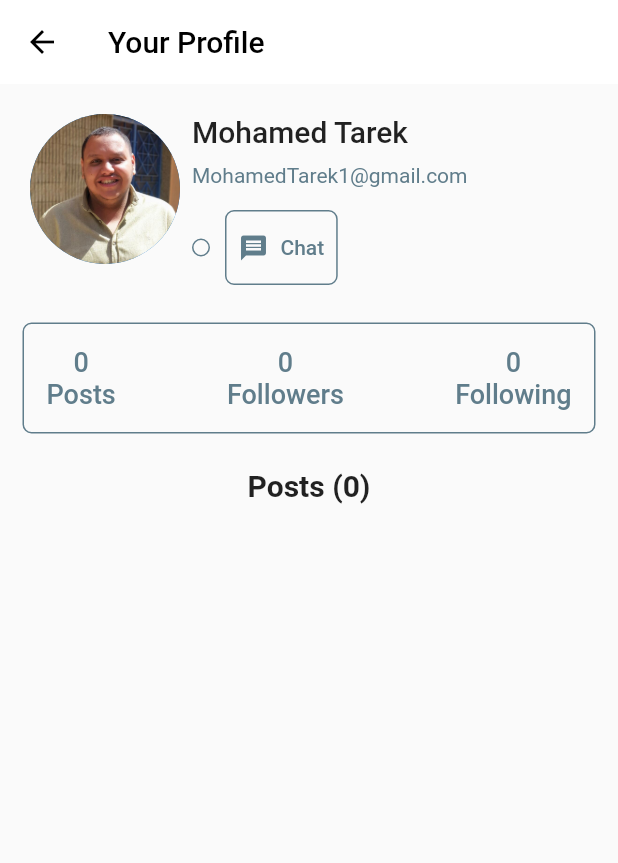
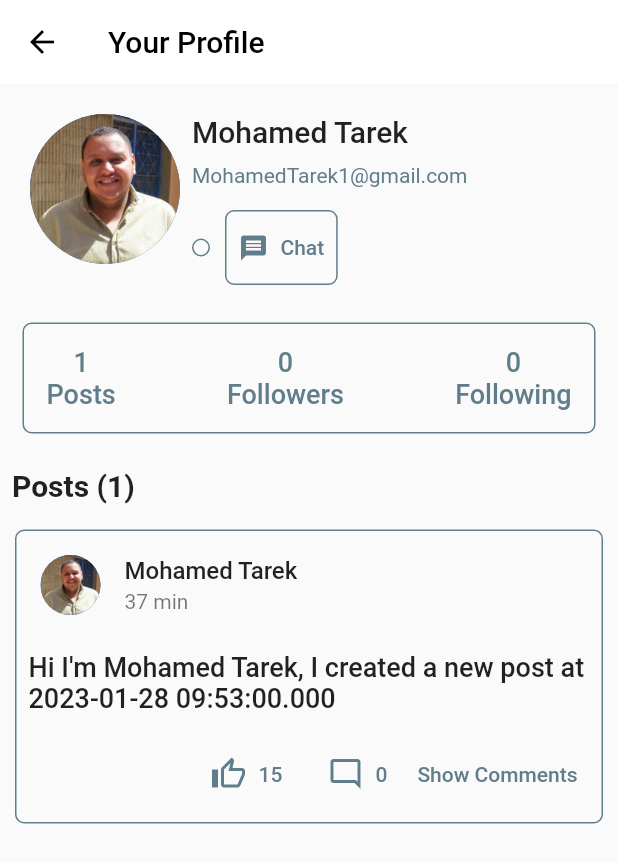
Before and after one commit to ziadHesham1/instagram-clone-flutter-mobile-application, a Flutter app: the ProfileScreen screen opened by its route, on a phone screen of 412 x 824 dp. Shown: the top 863 px of the screen. Run offline on Flutter 3.47's test engine with Material 2 defaults, Android fonts, the light colour scheme and no system bars.

Commit message:
bug fixes

```diff
--- a/lib/core/providers/posts_provider.dart
+++ b/lib/core/providers/posts_provider.dart
@@ -1,5 +1,6 @@
 import 'package:flutter/material.dart';
-import 'package:InstaClone/core/providers/comment_provider.dart';
+
+import 'comment_provider.dart';
 
 class PostModel {
   final String id;
@@ -27,43 +28,45 @@
     print('PostsProvider constructor called');
   }
 
-  final List<PostModel> _posts = [];
-  /*  final List<PostModel> _posts = [
+  // final List<PostModel> _posts = [];
+  final List<PostModel> _posts = [
     PostModel(
       id: 'Postid1',
       userId: 'AhmedId1',
-      postPublishTime: DateTime.now(),
+      postPublishTime: DateTime.now().subtract(const Duration(minutes: 50)),
       postContent:
-          'I found something to share with you .. please let me  know if it bad ',
+          'Hi I\'m Ahmed Elsayed, I created a new post at  ${DateTime.now().subtract(const Duration(minutes: 50))}',
       comments: [],
       likesNumber: 15,
     ),
     PostModel(
       id: 'Postid2',
       userId: 'TarekId2',
-      postPublishTime: DateTime.now(),
-      postContent: 'postContent',
+      postPublishTime: DateTime.now().subtract(const Duration(minutes: 37)),
+      postContent:
+          'Hi I\'m Mohamed Tarek, I created a new post at  ${DateTime.now().subtract(const Duration(minutes: 37))}',
       comments: [],
       likesNumber: 15,
     ),
     PostModel(
       id: 'Postid3',
       userId: 'MostafaId2',
-      postPublishTime: DateTime.now(),
-      postContent: 'postContent',
+      postPublishTime: DateTime.now().subtract(const Duration(minutes: 15)),
+      postContent:
+          'Hi I\'m Mostafa Ramadan, I created a new post at  ${DateTime.now().subtract(const Duration(minutes: 15))}',
       comments: [],
       likesNumber: 15,
     ),
     PostModel(
       id: 'Postid5',
       userId: 'ZiadId1',
-      postPublishTime: DateTime.now(),
-      postContent: 'postContent',
+      postPublishTime: DateTime.now().subtract(const Duration(minutes: 10)),
+      postContent:
+          'Hi I\'m Ziad Hesham, I created a new post at  ${DateTime.now().subtract(const Duration(minutes: 10))}',
       comments: [],
       likesNumber: 15,
     ),
   ];
-  */
   List<PostModel> get posts => [..._posts];
 
   List<PostModel> userPosts(userId) {
--- a/lib/home_screen/app_drawer.dart
+++ b/lib/home_screen/app_drawer.dart
@@ -1,7 +1,8 @@
 // ignore_for_file: unused_local_variable
 
 import 'package:flutter/material.dart';
-import 'package:InstaClone/core/globals/global_variables.dart';
+import '../core/globals/global_variables.dart';
+import '../core/providers/users_provider.dart';
 import 'package:provider/provider.dart';
 
 import '../core/providers/users_provider.dart';
--- a/lib/home_screen/new_post/new_post_screen.dart
+++ b/lib/home_screen/new_post/new_post_screen.dart
@@ -1,7 +1,8 @@
 import 'package:flutter/material.dart';
-import 'package:InstaClone/core/providers/users_provider.dart';
-import 'package:InstaClone/home_screen/new_post/new_post_widget.dart';
 import 'package:provider/provider.dart';
+
+import '../../core/providers/users_provider.dart';
+import 'new_post_widget.dart';
 
 class NewPostScreen extends StatefulWidget {
   static String routeName = '/NewPostScreen';
--- a/lib/home_screen/post_details_screen.dart
+++ b/lib/home_screen/post_details_screen.dart
@@ -1,9 +1,9 @@
 import 'package:flutter/material.dart';
-import 'package:InstaClone/home_screen/posts/comment/new_comment_widget.dart';
 import 'package:provider/provider.dart';
 
 import '../core/providers/posts_provider.dart';
 import 'posts/comment/comments_widget.dart';
+import 'posts/comment/new_comment_widget.dart';
 import 'posts/post/post_widget.dart';
 
 class PostDetailsScreen extends StatelessWidget {
--- a/lib/home_screen/posts/comment/comment_widget.dart
+++ b/lib/home_screen/posts/comment/comment_widget.dart
@@ -1,9 +1,9 @@
 import 'package:flutter/material.dart';
-import 'package:InstaClone/core/providers/comment_provider.dart';
 
 import 'package:provider/provider.dart';
 
 import '../../../core/globals/global_variables.dart';
+import '../../../core/providers/comment_provider.dart';
 import '../../../core/providers/users_provider.dart';
 
 class CommentWidget extends StatelessWidget {
--- a/lib/home_screen/posts/comment/new_comment_widget.dart
+++ b/lib/home_screen/posts/comment/new_comment_widget.dart
@@ -1,7 +1,7 @@
 import 'package:flutter/material.dart';
-import 'package:InstaClone/core/globals/global_variables.dart';
 import 'package:provider/provider.dart';
 
+import '../../../core/globals/global_variables.dart';
 import '../../../core/providers/posts_provider.dart';
 
 class NewCommentWidget extends StatefulWidget {
--- a/lib/home_screen/posts/post/follow_button_widget.dart
+++ b/lib/home_screen/posts/post/follow_button_widget.dart
@@ -1,8 +1,8 @@
 import 'package:flutter/material.dart';
-import 'package:InstaClone/core/globals/global_widgets/global_snackbar.dart';
 import 'package:provider/provider.dart';
 
 import '../../../core/globals/global_widgets.dart';
+import '../../../core/globals/global_widgets/global_snackbar.dart';
 import '../../../core/providers/users_provider.dart';
 
 class FollowButtonWidget extends StatefulWidget {
--- a/lib/home_screen/posts/post/post_interaction_widget.dart
+++ b/lib/home_screen/posts/post/post_interaction_widget.dart
@@ -1,11 +1,11 @@
 import 'package:flutter/material.dart';
-import 'package:InstaClone/core/providers/users_provider.dart';
-import 'package:InstaClone/core/globals/global_widgets/global_snackbar.dart';
 import 'package:provider/provider.dart';
 
 import '../../../core/globals/global_variables.dart';
+import '../../../core/globals/global_widgets/global_snackbar.dart';
 import '../../../core/providers/posts_provider.dart';
 import '../../../core/globals/global_widgets.dart';
+import '../../../core/providers/users_provider.dart';
 import '../../post_details_screen.dart';
 
 class PostInteractionWidget extends StatefulWidget {
--- a/lib/home_screen/posts/post/post_widget.dart
+++ b/lib/home_screen/posts/post/post_widget.dart
@@ -1,11 +1,11 @@
 import 'package:flutter/material.dart';
-import 'package:InstaClone/profile/profile_screen.dart';
 
 import 'package:provider/provider.dart';
 
 import '../../../core/globals/global_variables.dart';
 import '../../../core/providers/posts_provider.dart';
 import '../../../core/providers/users_provider.dart';
+import '../../../profile/profile_screen.dart';
 import '../../post_details_screen.dart';
 import 'follow_button_widget.dart';
 import 'post_interaction_widget.dart';
--- a/lib/home_screen/posts/post/posts_view_widget.dart
+++ b/lib/home_screen/posts/post/posts_view_widget.dart
@@ -1,7 +1,8 @@
 import 'package:flutter/material.dart';
-import 'package:InstaClone/core/providers/posts_provider.dart';
-import 'package:InstaClone/home_screen/posts/post/post_widget.dart';
 import 'package:provider/provider.dart';
+
+import '../../../core/providers/posts_provider.dart';
+import 'post_widget.dart';
 
 class PostsView extends StatelessWidget {
   final List<PostModel> posts;
--- a/lib/profile/profile_details_widget.dart
+++ b/lib/profile/profile_details_widget.dart
@@ -1,9 +1,8 @@
 import 'package:flutter/material.dart';
-import 'package:InstaClone/core/providers/users_provider.dart';
-import 'package:provider/provider.dart';
 
 import '../core/globals/global_variables.dart';
 import '../core/globals/global_widgets.dart';
+import '../core/providers/users_provider.dart';
 import '../home_screen/posts/post/follow_button_widget.dart';
 
 class ProfileDetailsWidget extends StatelessWidget {
--- a/lib/profile/profile_screen.dart
+++ b/lib/profile/profile_screen.dart
@@ -1,11 +1,11 @@
 import 'package:flutter/material.dart';
-import 'package:InstaClone/profile/profile_posts_widget.dart';
-import 'package:InstaClone/profile/profile_summery_widget.dart';
 import 'package:provider/provider.dart';
 
 import '../core/globals/global_variables.dart';
 import '../core/providers/users_provider.dart';
 import 'profile_details_widget.dart';
+import 'profile_posts_widget.dart';
+import 'profile_summery_widget.dart';
 
 class ProfileScreen extends StatelessWidget {
   static String routeName = '/ProfileScreen route';
--- a/pubspec.yaml
+++ b/pubspec.yaml
@@ -1,4 +1,4 @@
-name: InstaClone
+name: instaclone
 description: A new Flutter project.
 
 # The following line prevents the package from being accidentally published to
```
Also changed, not shown: lib/main.dart (+4 -4 lines), 14 other files.
